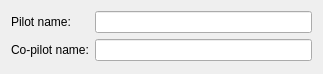
Old version of the form src/Plugin/src/Export/IgcExport/src/IgcExportOptionWidget.ui in the repository till213/SkyDolly.
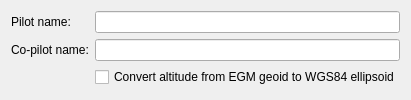
New version of the form.

Commit message: Add altitude conversion geoid -> WGS84 ellipsoid to IGC export

The edit to the form file:
```diff
--- a/src/Plugin/src/Export/IgcExport/src/IgcExportOptionWidget.ui
+++ b/src/Plugin/src/Export/IgcExport/src/IgcExportOptionWidget.ui
@@ -6,8 +6,8 @@
    <rect>
     <x>0</x>
     <y>0</y>
-    <width>323</width>
-    <height>74</height>
+    <width>408</width>
+    <height>100</height>
    </rect>
   </property>
   <layout class="QFormLayout" name="formLayout">
@@ -45,6 +45,16 @@
      </property>
     </widget>
    </item>
+   <item row="2" column="1">
+    <widget class="QCheckBox" name="convertAltitudeCheckbox">
+     <property name="toolTip">
+      <string>Converts exported altitude values by applying undulation according to the earth gravity model (EGM).</string>
+     </property>
+     <property name="text">
+      <string>Convert altitude from EGM geoid to WGS84 ellipsoid</string>
+     </property>
+    </widget>
+   </item>
   </layout>
  </widget>
  <resources/>
```
The commit also changes 21 other files.
